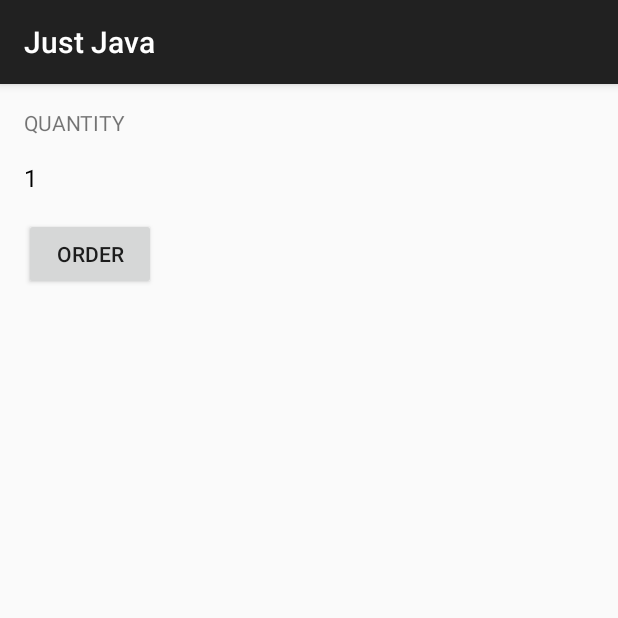
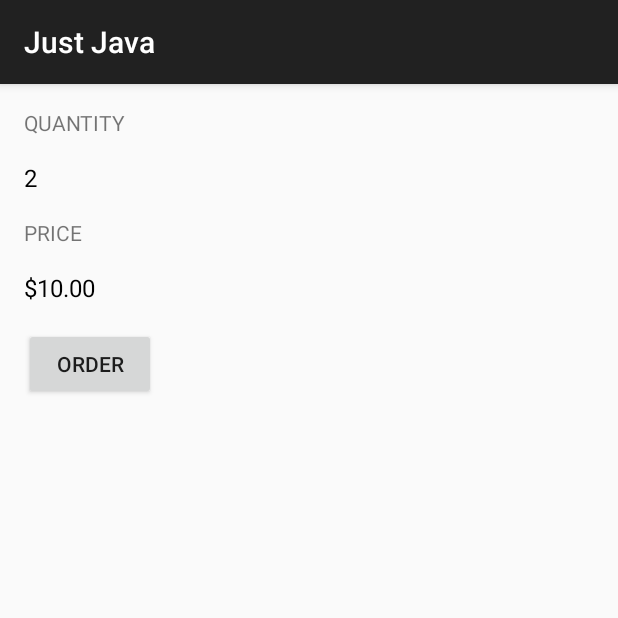
Before and after one commit to daydreamer614/Udacity-android, an Android app: the screen it shows after launch (MainActivity), after a tap on "ORDER", on a phone screen of 412 x 824 dp, the top half of it. Run offline under Robolectric (Android 15) with nearby library versions, the phone set to English and light mode, and no system bars.

Commit message:
adding price

```diff
--- a/app/src/main/java/com/example/android/justjava/MainActivity.java
+++ b/app/src/main/java/com/example/android/justjava/MainActivity.java
@@ -4,6 +4,8 @@ import android.os.Bundle;
 import android.support.v7.app.ActionBarActivity;
 import android.view.View;
 import android.widget.TextView;
+
+import java.text.NumberFormat;
 
 /**
  * This app displays an order form to order coffee.
@@ -20,7 +22,8 @@ public class MainActivity extends ActionBarActivity {
      * This method is called when the order button is clicked.
      */
     public void submitOrder(View view) {
-        display(1);
+        display(2);
+        displayPrice(2 * 5);
     }
 
     /**
@@ -31,4 +34,11 @@ public class MainActivity extends ActionBarActivity {
                 R.id.quantity_text_view);
         quantityTextView.setText("" + number);
     }
+    /**
+     * This method displays the given price on the screen.
+     */
+    private void displayPrice(int number) {
+        TextView priceTextView = (TextView) findViewById(R.id.price_text_view);
+        priceTextView.setText(NumberFormat.getCurrencyInstance().format(number));
+    }
 }
--- a/app/src/main/res/layout/activity_main.xml
+++ b/app/src/main/res/layout/activity_main.xml
@@ -19,6 +19,19 @@
         android:layout_marginTop="16dp"
         android:layout_marginBottom="16dp"
         />
+    <TextView android:layout_width="wrap_content" android:layout_height="wrap_content"
+    android:text="PRICE"
+    android:textAllCaps="true"/>
+    <TextView
+        android:layout_width="wrap_content"
+        android:layout_height="wrap_content"
+        android:id="@+id/price_text_view"
+        android:text="$0"
+        android:textSize="16sp"
+        android:textColor="#000000"
+        android:layout_marginTop="16dp"
+        android:layout_marginBottom="16dp"
+        />
     <Button
         android:layout_width="wrap_content"
         android:layout_height="wrap_content"
```
Also changed, not shown: 3 other files.
